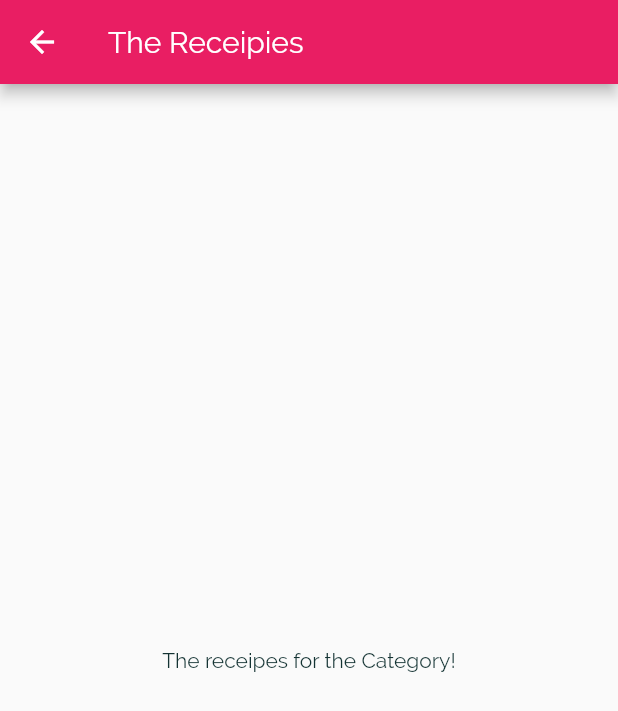
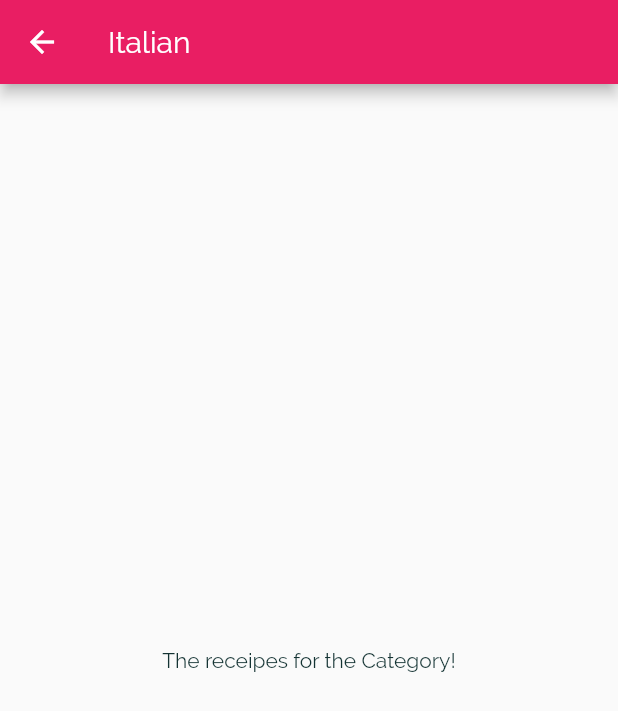
Before and after one commit to amitmahajan09/meals_app, a Flutter app: the screen it shows after launch, after a tap on "Italian", on a phone screen of 412 x 824 dp. Shown: the top 711 px of the screen. Run offline on Flutter 3.47's test engine with Material 2 defaults, Android fonts, the phone set to English and light mode, and no system bars.

```diff
--- a/lib/categories_screen.dart
+++ b/lib/categories_screen.dart
@@ -15,6 +15,7 @@ class CategoriesScreen extends StatelessWidget {
         children: DUMMY_CATEGORIES
             .map(
               (catData) => CategoryItem(
+                catData.id,
                 catData.title,
                 catData.color,
               ),
--- a/lib/models/category_item.dart
+++ b/lib/models/category_item.dart
@@ -2,13 +2,14 @@ import 'package:flutter/material.dart';
 import 'package:meals_app/models/category_meals_screen.dart';
 
 class CategoryItem extends StatelessWidget {
+  final String id;
   final String title;
   final Color color;
 
-  CategoryItem(this.title, this.color);
+  CategoryItem(this.id, this.title, this.color);
   void selectCategory(BuildContext ctx) {
     Navigator.of(ctx).push(MaterialPageRoute(builder: (_) {
-      return CategoryMealsScreen();
+      return CategoryMealsScreen(id, title);
     }));
   }
 
--- a/lib/models/category_meals_screen.dart
+++ b/lib/models/category_meals_screen.dart
@@ -1,12 +1,17 @@
 import 'package:flutter/material.dart';
 
 class CategoryMealsScreen extends StatelessWidget {
+  final String categoryId;
+  final String categoryTitle;
+
+  CategoryMealsScreen(this.categoryId, this.categoryTitle);
+
   @override
   Widget build(BuildContext context) {
     return Scaffold(
       appBar: AppBar(
         title: Text(
-          'The Receipies',
+          categoryTitle,
         ),
       ),
       body: Center(
```
